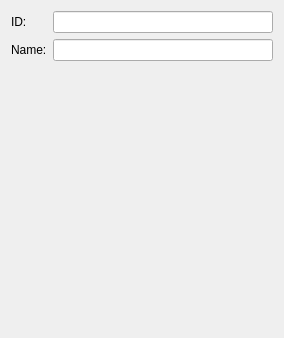
First picture: the form in src/Widgets/contactdetails.ui, repository Open-Transactions/Moneychanger, before the edit.
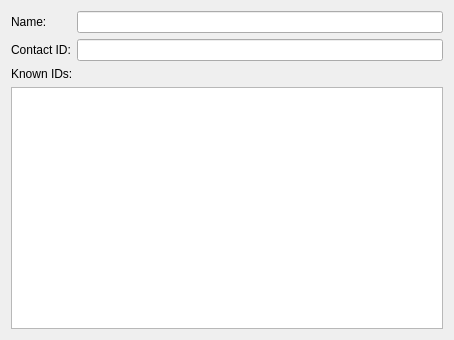
Second picture: the form after the edit. Custom widgets are drawn as their Qt base class.

The edit to the form file:
```diff
--- a/src/Widgets/contactdetails.ui
+++ b/src/Widgets/contactdetails.ui
@@ -6,21 +6,36 @@
    <rect>
     <x>0</x>
     <y>0</y>
-    <width>284</width>
-    <height>338</height>
+    <width>454</width>
+    <height>340</height>
    </rect>
   </property>
+  <property name="sizePolicy">
+   <sizepolicy hsizetype="Preferred" vsizetype="Preferred">
+    <horstretch>0</horstretch>
+    <verstretch>0</verstretch>
+   </sizepolicy>
+  </property>
   <property name="windowTitle">
    <string>Form</string>
   </property>
-  <layout class="QFormLayout" name="formLayout">
-   <item row="0" column="0">
+  <layout class="QVBoxLayout" name="verticalLayout_2">
+   <item>
+    <layout class="QGridLayout" name="gridLayout">
+     <item row="1" column="0">
     <widget class="QLabel" name="labelID">
+       <property name="text">
+        <string>Contact ID:</string>
+       </property>
+      </widget>
+     </item>
+     <item row="0" column="0">
+      <widget class="QLabel" name="labelName">
      <property name="layoutDirection">
       <enum>Qt::LeftToRight</enum>
      </property>
      <property name="text">
-      <string>ID:</string>
+        <string>Name:</string>
      </property>
      <property name="alignment">
       <set>Qt::AlignLeading|Qt::AlignLeft|Qt::AlignVCenter</set>
@@ -28,7 +43,7 @@
     </widget>
    </item>
    <item row="0" column="1">
-    <widget class="QLineEdit" name="lineEditID">
+      <widget class="QLineEdit" name="lineEditName">
      <property name="sizePolicy">
       <sizepolicy hsizetype="Expanding" vsizetype="Maximum">
        <horstretch>0</horstretch>
@@ -39,19 +54,45 @@
       <set>Qt::AlignLeading|Qt::AlignLeft|Qt::AlignTop</set>
      </property>
      <property name="readOnly">
-      <bool>true</bool>
-     </property>
-    </widget>
-   </item>
-   <item row="1" column="0">
-    <widget class="QLabel" name="labelName">
-     <property name="text">
-      <string>Name:</string>
+        <bool>false</bool>
      </property>
     </widget>
    </item>
    <item row="1" column="1">
-    <widget class="QLineEdit" name="lineEditName"/>
+      <widget class="QLineEdit" name="lineEditID">
+       <property name="readOnly">
+        <bool>true</bool>
+       </property>
+      </widget>
+     </item>
+    </layout>
+   </item>
+   <item>
+    <layout class="QVBoxLayout" name="verticalLayout">
+     <property name="sizeConstraint">
+      <enum>QLayout::SetDefaultConstraint</enum>
+     </property>
+     <item>
+      <widget class="QLabel" name="labelNameContents">
+       <property name="text">
+        <string>Known IDs:</string>
+       </property>
+      </widget>
+     </item>
+     <item>
+      <widget class="QPlainTextEdit" name="plainTextEdit">
+       <property name="sizePolicy">
+        <sizepolicy hsizetype="Expanding" vsizetype="Expanding">
+         <horstretch>0</horstretch>
+         <verstretch>0</verstretch>
+        </sizepolicy>
+       </property>
+       <property name="readOnly">
+        <bool>true</bool>
+       </property>
+      </widget>
+     </item>
+    </layout>
    </item>
   </layout>
  </widget>
```
Left out of the diff: 2 changed lines with no effect on the pictures. Lines whose indentation alone changed are shown as unchanged.
